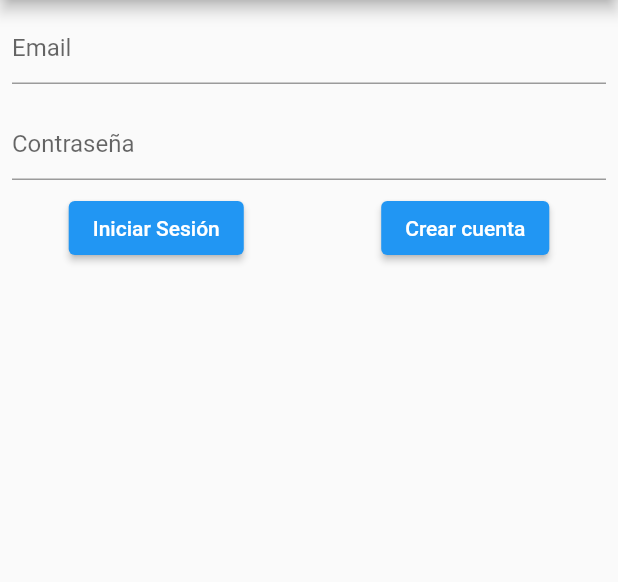
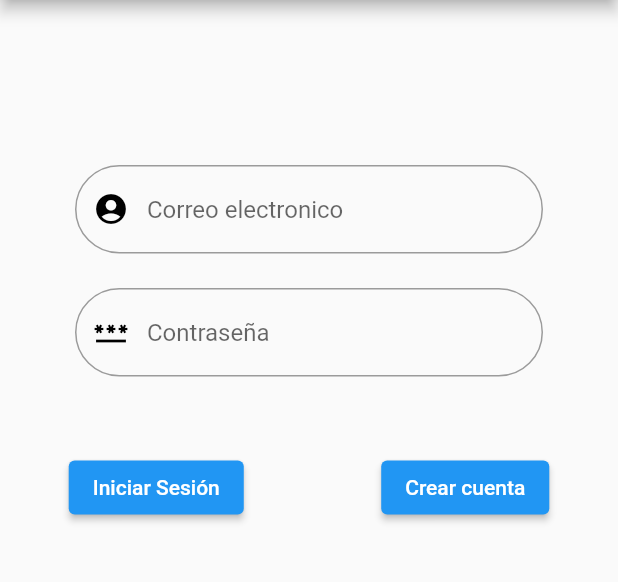
Before and after one commit to GabrielGomez9898/Tesis-2022-10, a Flutter app: the screen it shows after launch, on a phone screen of 412 x 824 dp, the part 84-666 px from its top. Run offline on Flutter 3.47's test engine with Material 2 defaults, Android fonts, the phone set to English and light mode, and no system bars; our stand-ins replace bloc, cloud_firestore, equatable, firebase_auth, firebase_core, flutter_bloc and 1 more; accounts and stored records are empty.

Commit message:
refactor text fields functions

```diff
--- a/App/vision_civil/lib/src/ui/login.dart
+++ b/App/vision_civil/lib/src/ui/login.dart
@@ -4,6 +4,7 @@ import 'package:flutter_bloc/flutter_bloc.dart';
 import 'package:vision_civil/src/blocs/user_bloc/user_bloc.dart';
 import 'package:vision_civil/src/ui/home.dart';
 import 'package:vision_civil/src/ui/register.dart';
+import 'package:vision_civil/src/widgets/textFieldWidget.dart';
 
 class Login extends StatefulWidget {
   @override
@@ -23,30 +24,27 @@ class _LoginScreenState extends State<Login> {
       ),
       body: Column(
         children: [
-          Padding(
-            padding: const EdgeInsets.all(8.0),
-            child: TextField(
-              keyboardType: TextInputType.emailAddress,
-              decoration: InputDecoration(hintText: 'Email'),
-              onChanged: (value) {
+          SizedBox(height: 100),
+          TextFieldFuntion(
+            hintText: 'Correo electronico',
+            onChanged: (String value) {
               setState(() {
                 _email = value.trim();
               });
             },
+            icon: Icons.account_circle,
           ),
-          ),
-          Padding(
-            padding: const EdgeInsets.all(8.0),
-            child: TextField(
-              obscureText: true,
-              decoration: InputDecoration(hintText: 'Contraseña'),
+          SizedBox(height: 3),
+          TextFieldFuntion(
+            hintText: 'Contraseña',
             onChanged: (value) {
               setState(() {
                 _password = value.trim();
               });
             },
+            icon: Icons.password,
           ),
-          ),
+          SizedBox(height: 40),
           Row(
             mainAxisAlignment: MainAxisAlignment.spaceAround,
             children: [
--- /dev/null
+++ b/App/vision_civil/lib/src/widgets/textFieldWidget.dart
@@ -0,0 +1,36 @@
+import 'package:flutter/material.dart';
+
+class TextFieldFuntion extends StatelessWidget {
+  final String _email = "";
+  final String hintText;
+  final IconData icon;
+  final ValueChanged<String> onChanged;
+
+  TextFieldFuntion({
+    required this.hintText,
+    this.icon = Icons.person,
+    required this.onChanged,
+  });
+
+  @override
+  Widget build(BuildContext context) {
+    return Container(
+      padding: EdgeInsets.symmetric(horizontal: 50, vertical: 10),
+      child: TextField(
+        keyboardType: TextInputType.emailAddress,
+        decoration: InputDecoration(
+          prefixIcon: Icon(
+            icon,
+            color: Colors.black,
+          ),
+          hintText: hintText,
+          border: OutlineInputBorder(
+            borderRadius: BorderRadius.circular(40.0),
+            //hace falta poner color blanco
+          ),
+        ),
+        onChanged: onChanged,
+      ),
+    );
+  }
+}
```
Lines whose indentation alone changed are shown as unchanged.
